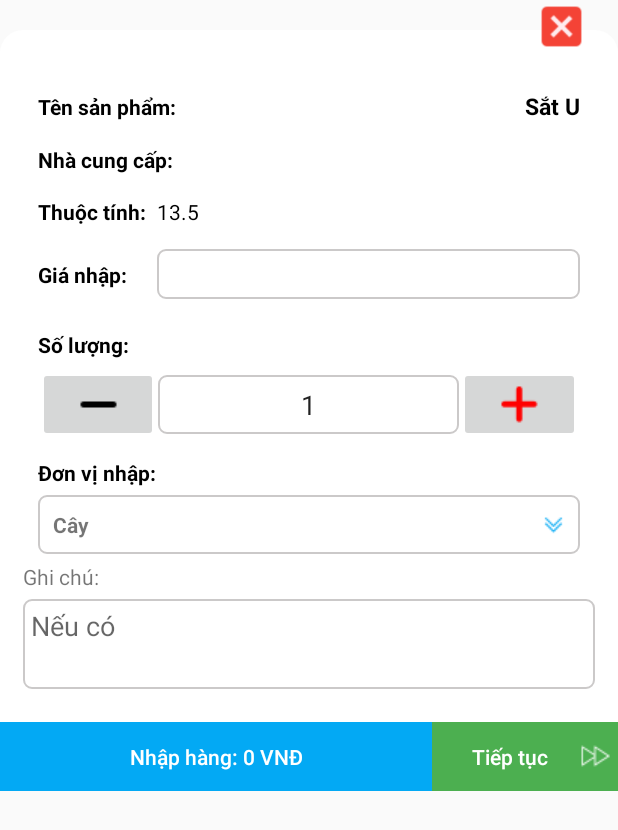
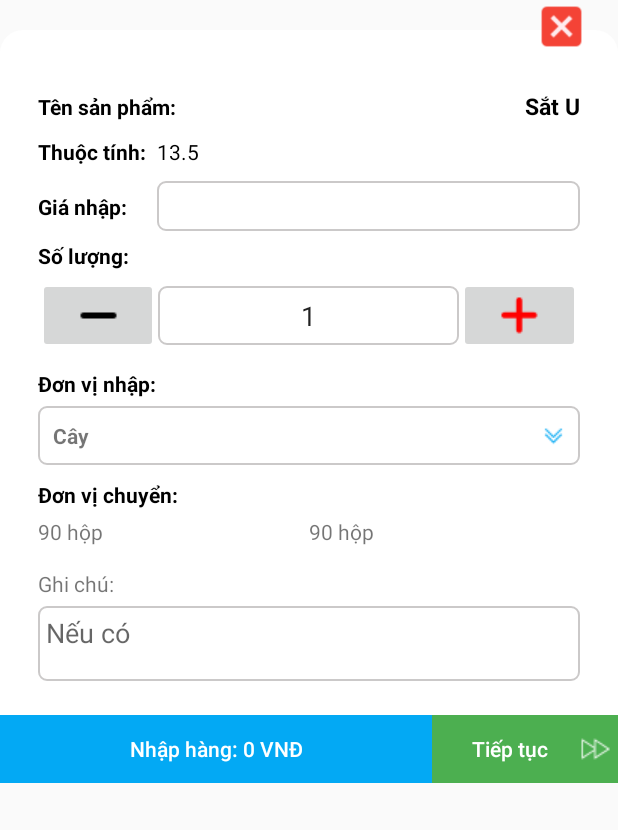
Before and after one commit to DaTaThanhHien/DaTaThanhHien, an Android app: the layout item_layoutnhapsanpham.xml on its own in the app's theme, with its tools: preview values and no code run, on a phone screen of 412 x 824 dp. Shown: the top 830 px of the screen. Run offline under Robolectric (Android 15) with nearby library versions, the phone set to English and light mode, and no system bars; network calls fail.

Commit message:
sửa sơ sơ

```diff
--- a/ThanhHien/app/src/main/java/com/example/thanhhien/NhapXuatHang/Adapter_ListSanPhamNhap.java
+++ b/ThanhHien/app/src/main/java/com/example/thanhhien/NhapXuatHang/Adapter_ListSanPhamNhap.java
@@ -63,7 +63,7 @@ public class Adapter_ListSanPhamNhap extends RecyclerView.Adapter<Adapter_ListSa
             holder.txtTenSanPham.setText(model_kho.getTenSanPham());
             String TongTienChuyenDoi= ChuyenDoiTongTien.priceWithoutDecimal(Double.parseDouble(model_kho.getGiaSanPham()+""));
             holder.txtGiaSanPham.setText(TongTienChuyenDoi+" VNĐ");
-            holder.txtNhaCungCap.setText(model_kho.getNhaCungCap());
+
             holder.txtThuocTinh.setText(model_kho.getThuocTinh());
             holder.txtSoLuongSanPham.setText(model_kho.getSoLuong());
             holder.txtDonViTinh.setText(model_kho.getDonViTinh());
@@ -72,7 +72,7 @@ public class Adapter_ListSanPhamNhap extends RecyclerView.Adapter<Adapter_ListSa
                 holder.txtTinhTrangSanPham.setText("Còn hàng");
                 holder.txtTinhTrangSanPham.setTextColor(Color.GREEN);
             }else  if(SoLuong<10){
-                if(SoLuong <1){
+                if(SoLuong <=0){
                     holder.txtTinhTrangSanPham.setText("Hết hàng");
                     holder.txtTinhTrangSanPham.setTextColor(Color.parseColor("#F44336"));
                     holder.onClickItem.setBackgroundColor(Color.parseColor("#C1C5C5C5"));
@@ -106,7 +106,7 @@ public class Adapter_ListSanPhamNhap extends RecyclerView.Adapter<Adapter_ListSa
                 super(itemView);
                 txtTenSanPham=itemView.findViewById(R.id.txtTenSanPham);
                 txtGiaSanPham=itemView.findViewById(R.id.txtGiaSanPham);
-                txtNhaCungCap=itemView.findViewById(R.id.txtNhaCungCap);
+
                 txtThuocTinh=itemView.findViewById(R.id.txtThuocTinh);
                 txtSoLuongSanPham=itemView.findViewById(R.id.txtSoLuongSanPham);
                 txtDonViTinh=itemView.findViewById(R.id.txtDonViTinh);
@@ -131,7 +131,6 @@ public class Adapter_ListSanPhamNhap extends RecyclerView.Adapter<Adapter_ListSa
         final LayoutInflater inflater=(LayoutInflater) mContext.getSystemService(Context.LAYOUT_INFLATER_SERVICE);
         View view = inflater.inflate(R.layout.item_layoutnhapsanpham, null);
         TextView txtTenSP=view.findViewById(R.id.txtTenSP);
-        TextView txtNhaCungCap=view.findViewById(R.id.txtNhaCungCap);
         TextView txtTrongLuong=view.findViewById(R.id.txtTrongLuong);
         final TextView txtDonViNhap=view.findViewById(R.id.txtDonViNhap);
         final EditText edit_GiaNhap=view.findViewById(R.id.edit_GiaNhap);
@@ -141,7 +140,6 @@ public class Adapter_ListSanPhamNhap extends RecyclerView.Adapter<Adapter_ListSa
 
         txtTenSP.setText(TenSP);
         txtTrongLuong.setText(TrongLuong);
-        txtNhaCungCap.setText(NhaCungCap);
         txtDonViNhap.setText(DonViTinh);
         ibTang.setOnClickListener(new View.OnClickListener() {
             @Override
--- a/ThanhHien/app/src/main/res/layout/item_layoutlistsanphamnhap.xml
+++ b/ThanhHien/app/src/main/res/layout/item_layoutlistsanphamnhap.xml
@@ -119,27 +119,27 @@
         </LinearLayout>
 
 
-        <LinearLayout
-            android:layout_width="match_parent"
-            android:layout_height="wrap_content">
+<!--        <LinearLayout-->
+<!--            android:layout_width="match_parent"-->
+<!--            android:layout_height="wrap_content">-->
 
-            <TextView
-                android:layout_width="wrap_content"
-                android:layout_height="wrap_content"
-                android:text="Nhà cung cấp: "
-                android:textStyle="bold">
+<!--            <TextView-->
+<!--                android:layout_width="wrap_content"-->
+<!--                android:layout_height="wrap_content"-->
+<!--                android:text="Nhà cung cấp: "-->
+<!--                android:textStyle="bold">-->
 
-            </TextView>
+<!--            </TextView>-->
 
-            <TextView
-                android:id="@+id/txtNhaCungCap"
-                android:layout_width="match_parent"
-                android:layout_height="wrap_content"
-                android:layout_marginLeft="5dp"
-                android:lines="1"
-                android:text="Tôn hoa sen">
+<!--            <TextView-->
+<!--                android:id="@+id/txtNhaCungCap"-->
+<!--                android:layout_width="match_parent"-->
+<!--                android:layout_height="wrap_content"-->
+<!--                android:layout_marginLeft="5dp"-->
+<!--                android:lines="1"-->
+<!--                android:text="Tôn hoa sen">-->
 
-            </TextView>
-        </LinearLayout>
+<!--            </TextView>-->
+<!--        </LinearLayout>-->
     </LinearLayout>
 </LinearLayout>
--- a/ThanhHien/app/src/main/res/layout/item_layoutnhapsanpham.xml
+++ b/ThanhHien/app/src/main/res/layout/item_layoutnhapsanpham.xml
@@ -32,6 +32,7 @@
                 android:paddingRight="5dp">
 
                 <LinearLayout
+                    android:layout_marginBottom="10dp"
                     android:layout_marginRight="10dp"
                     android:layout_marginLeft="10dp"
                     android:layout_width="match_parent"
@@ -40,7 +41,7 @@
                     <TextView
                         android:layout_width="wrap_content"
                         android:layout_height="wrap_content"
-                        android:layout_marginBottom="15dp"
+
                         android:text="Tên sản phẩm:"
                         android:textColor="#000000"
                         android:textStyle="bold">
@@ -53,67 +54,37 @@
                         android:textStyle="bold"
                         android:layout_width="match_parent"
                         android:layout_height="wrap_content"
-                        android:layout_marginBottom="15dp"
+
                         android:gravity="right"
                         android:text="Sắt U"
                         android:textColor="#000000">
 
                     </TextView>
                 </LinearLayout>
+
                 <LinearLayout
-                    android:layout_marginLeft="10dp"
-                    android:layout_marginRight="10dp"
-                    android:layout_width="match_parent"
-                    android:layout_height="wrap_content">
-
-                    <TextView
-                        android:layout_width="wrap_content"
-                        android:layout_height="wrap_content"
-                        android:layout_marginBottom="15dp"
-                        android:text="Nhà cung cấp:"
-                        android:textColor="#000000"
-                        android:textStyle="bold">
-                    </TextView>
-
-                    <TextView
-                        android:id="@+id/txtNhaCungCap"
-                        android:textStyle="bold"
-                        android:layout_width="match_parent"
-                        android:layout_height="wrap_content"
-                        android:layout_marginBottom="15dp"
-                        android:gravity="right"
-                        android:textColor="#000000">
-
-                    </TextView>
-                </LinearLayout>
-                <LinearLayout
+                    android:layout_marginBottom="10dp"
                     android:layout_marginRight="10dp"
                     android:layout_marginLeft="10dp"
                     android:layout_width="match_parent"
                     android:layout_height="wrap_content">
-
                     <TextView
                         android:layout_width="wrap_content"
                         android:layout_height="wrap_content"
-                        android:layout_marginBottom="15dp"
+
                         android:text="Thuộc tính:"
                         android:textColor="#000000"
                         android:textStyle="bold">
-
                     </TextView>
-
                     <TextView
                         android:layout_marginLeft="7dp"
                         android:id="@+id/txtTrongLuong"
-
                         android:layout_width="match_parent"
                         android:layout_height="wrap_content"
-                        android:layout_marginBottom="15dp"
+
                         android:text="13.5"
                         android:textColor="#000000">
-
                     </TextView>
-
                 </LinearLayout>
                 <LinearLayout
                     android:layout_marginLeft="10dp"
@@ -139,7 +110,6 @@
                         android:background="@drawable/item_boder"
                         android:layout_width="match_parent"
                         android:layout_height="wrap_content"
-                        android:layout_marginBottom="15dp"
                         android:gravity="center"
                         android:textColor="#F44336"></EditText>
                 </LinearLayout>
@@ -228,9 +198,54 @@
                             android:text="Cây"
                             android:drawableRight="@drawable/imgdropdow">
                         </TextView>
+
+                    </LinearLayout>
+                    <LinearLayout
+                        android:orientation="vertical"
+                        android:layout_marginTop="10dp"
+                        android:layout_width="match_parent"
+                        android:layout_height="wrap_content">
+                        <TextView
+                            android:textColor="#000000"
+                            android:layout_marginBottom="5dp"
+                            android:textStyle="bold"
+                            android:text="Đơn vị chuyển:"
+                            android:layout_width="wrap_content"
+                            android:layout_height="wrap_content">
+                        </TextView>
+                        <LinearLayout
+                            android:layout_marginBottom="10dp"
+                            android:weightSum="10"
+                            android:layout_width="match_parent"
+                            android:layout_height="wrap_content">
+                            <LinearLayout
+                                android:layout_weight="5"
+                                android:layout_width="0dp"
+                                android:layout_height="wrap_content">
+                                <TextView
+                                    android:text="90 hộp"
+                                    android:layout_width="wrap_content"
+                                    android:layout_height="wrap_content">
+
+                                </TextView>
+                            </LinearLayout>
+                            <LinearLayout
+                                android:layout_weight="5"
+                                android:layout_width="0dp"
+                                android:layout_height="wrap_content">
+                                <TextView
+                                    android:text="90 hộp"
+                                    android:layout_width="wrap_content"
+                                    android:layout_height="wrap_content">
+
+                                </TextView>
+                            </LinearLayout>
+                        </LinearLayout>
                     </LinearLayout>
                 </LinearLayout>
                 <LinearLayout
+                    android:layout_marginLeft="10dp"
+                    android:layout_marginRight="10dp"
                     android:layout_width="match_parent"
                     android:layout_height="wrap_content"
                     android:layout_marginBottom="10dp"
@@ -248,7 +263,7 @@
                         android:hint="Nếu có"
                         android:id="@+id/edit_GhiChu"
                         android:layout_width="match_parent"
-                        android:layout_height="60dp"
+                        android:layout_height="50dp"
                         android:background="@drawable/item_boder"
                         android:gravity="top"
                         android:inputType="text"
```
